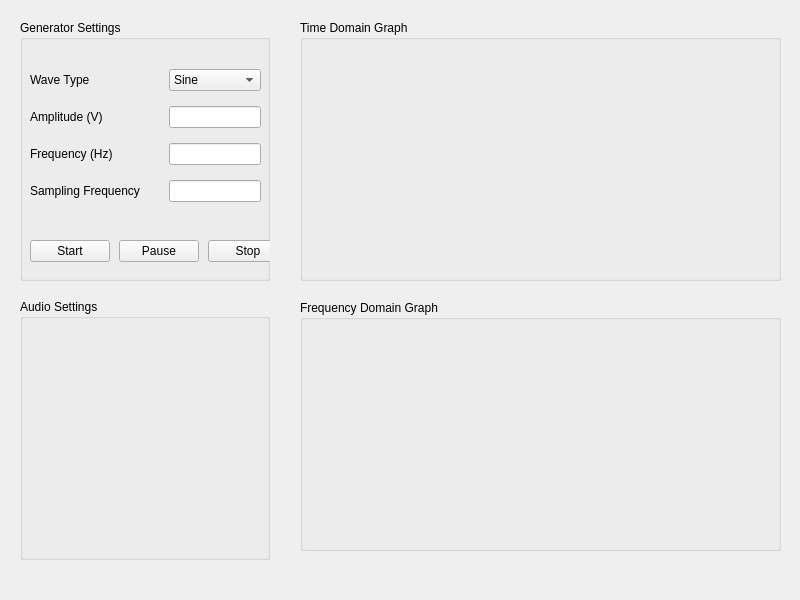
umutonuryasar/Signal-Processing-Toolbox, file mainwindow.ui: the form before one commit.
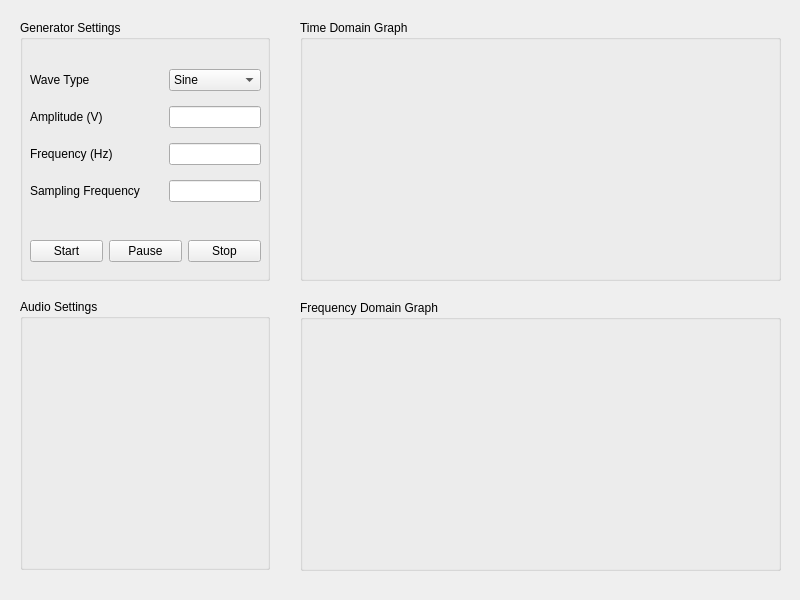
The form after the commit. Custom widgets are drawn as their Qt base class.

```diff
--- a/mainwindow.ui
+++ b/mainwindow.ui
@@ -26,12 +26,12 @@
     <property name="title">
      <string>Generator Settings</string>
     </property>
-    <widget class="QWidget" name="">
+    <widget class="QWidget" name="layoutWidget">
      <property name="geometry">
       <rect>
        <x>10</x>
        <y>220</y>
-       <width>258</width>
+       <width>231</width>
        <height>22</height>
       </rect>
      </property>
@@ -85,7 +85,7 @@
       </item>
      </layout>
     </widget>
-    <widget class="QWidget" name="">
+    <widget class="QWidget" name="layoutWidget">
      <property name="geometry">
       <rect>
        <x>10</x>
@@ -178,7 +178,7 @@
       <x>20</x>
       <y>299</y>
       <width>250</width>
-      <height>261</height>
+      <height>271</height>
      </rect>
     </property>
     <property name="title">
@@ -209,7 +209,7 @@
       <x>300</x>
       <y>300</y>
       <width>481</width>
-      <height>251</height>
+      <height>271</height>
      </rect>
     </property>
     <property name="title">
```
